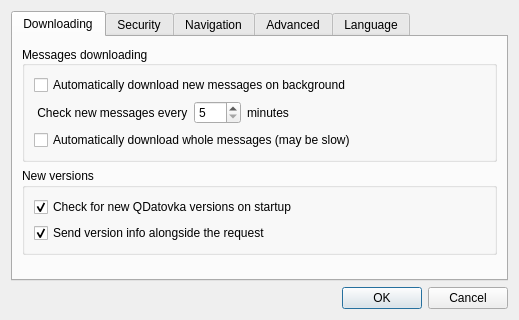
First picture: the form in src/gui/ui/dlg_preferences.ui, repository psakar/datovka, before the edit.
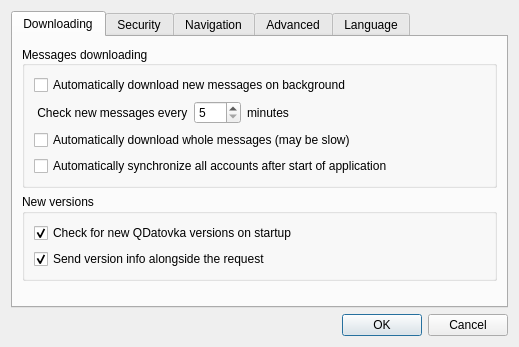
Second picture: the form after the edit. Icons and pictures are not drawn.

Commit message: Added checkbox (download at start) into preferences

The edit to the form file:
```diff
--- a/src/gui/ui/dlg_preferences.ui
+++ b/src/gui/ui/dlg_preferences.ui
@@ -7,7 +7,7 @@
     <x>0</x>
     <y>0</y>
     <width>519</width>
-    <height>320</height>
+    <height>347</height>
    </rect>
   </property>
   <property name="windowTitle">
@@ -125,6 +125,13 @@
             </property>
            </widget>
           </item>
+          <item>
+           <widget class="QCheckBox" name="download_at_start">
+            <property name="text">
+             <string>Automatically synchronize all accounts after start of application</string>
+            </property>
+           </widget>
+          </item>
          </layout>
         </widget>
        </item>
```
The commit also changes 4 other files.
